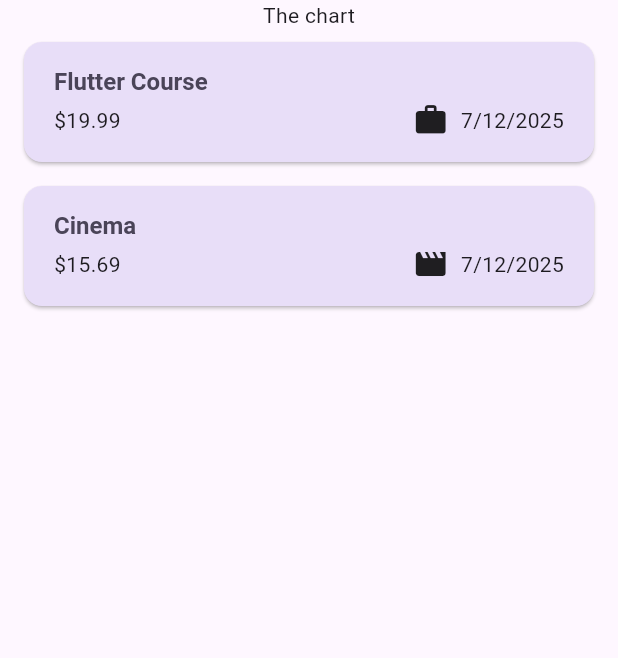
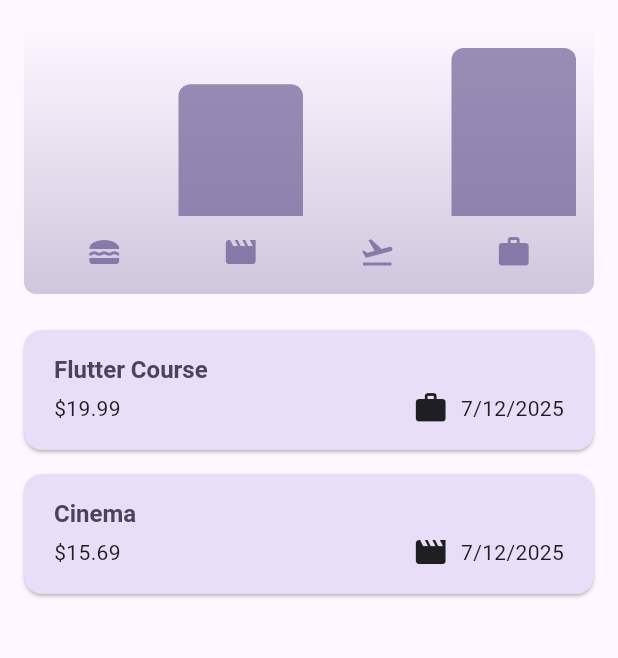
Before and after one commit to sweihmuller/Expense-Tracker, a Flutter app: the screen it shows after launch, on a phone screen of 412 x 824 dp, the part 84-742 px from its top. Run offline on Flutter 3.47's test engine with Material 3 defaults, Android fonts, the phone set to English and light mode, and no system bars.

Commit message:
Add Chart and ExpenseBucket classes for expense visualization and categorization

```diff
--- a/lib/models/expense.dart
+++ b/lib/models/expense.dart
@@ -33,3 +33,24 @@ class Expense {
     return formatter.format(date);
   }
 }
+
+class ExpenseBucket {
+  const ExpenseBucket({required this.category, required this.expenses});
+  final Category category;
+  final List<Expense> expenses;
+
+  ExpenseBucket.forCategory(List<Expense> allExpenses, this.category)
+    : expenses = allExpenses
+          .where((expense) => expense.category == category)
+          .toList();
+
+  double get totalExpenses {
+    double sum = 0;
+
+    for (final expense in expenses) {
+      sum += expense.amount;
+    }
+
+    return sum;
+  }
+}
--- /dev/null
+++ b/lib/widgets/chart/chart.dart
@@ -0,0 +1,91 @@
+import 'package:flutter/material.dart';
+
+import 'package:expense_tracker/widgets/chart/chart_bar.dart';
+import 'package:expense_tracker/models/expense.dart';
+
+class Chart extends StatelessWidget {
+  const Chart({super.key, required this.expenses});
+
+  final List<Expense> expenses;
+
+  List<ExpenseBucket> get buckets {
+    return [
+      ExpenseBucket.forCategory(expenses, Category.food),
+      ExpenseBucket.forCategory(expenses, Category.leisure),
+      ExpenseBucket.forCategory(expenses, Category.travel),
+      ExpenseBucket.forCategory(expenses, Category.work),
+    ];
+  }
+
+  double get maxTotalExpense {
+    double maxTotalExpense = 0;
+
+    for (final bucket in buckets) {
+      if (bucket.totalExpenses > maxTotalExpense) {
+        maxTotalExpense = bucket.totalExpenses;
+      }
+    }
+
+    return maxTotalExpense;
+  }
+
+  @override
+  Widget build(BuildContext context) {
+    final isDarkMode =
+        MediaQuery.of(context).platformBrightness == Brightness.dark;
+    return Container(
+      margin: const EdgeInsets.all(16),
+      padding: const EdgeInsets.symmetric(vertical: 16, horizontal: 8),
+      width: double.infinity,
+      height: 180,
+      decoration: BoxDecoration(
+        borderRadius: BorderRadius.circular(8),
+        gradient: LinearGradient(
+          colors: [
+            Theme.of(context).colorScheme.primary.withValues(alpha: 0.3),
+            Theme.of(context).colorScheme.primary.withValues(alpha: 0.0),
+          ],
+          begin: Alignment.bottomCenter,
+          end: Alignment.topCenter,
+        ),
+      ),
+      child: Column(
+        children: [
+          Expanded(
+            child: Row(
+              crossAxisAlignment: CrossAxisAlignment.end,
+              children: [
+                for (final bucket in buckets) // alternative to map()
+                  ChartBar(
+                    fill: bucket.totalExpenses == 0
+                        ? 0
+                        : bucket.totalExpenses / maxTotalExpense,
+                  ),
+              ],
+            ),
+          ),
+          const SizedBox(height: 12),
+          Row(
+            children: buckets
+                .map(
+                  (bucket) => Expanded(
+                    child: Padding(
+                      padding: const EdgeInsets.symmetric(horizontal: 4),
+                      child: Icon(
+                        categoryIcons[bucket.category],
+                        color: isDarkMode
+                            ? Theme.of(context).colorScheme.secondary
+                            : Theme.of(
+                                context,
+                              ).colorScheme.primary.withOpacity(0.7),
+                      ),
+                    ),
+                  ),
+                )
+                .toList(),
+          ),
+        ],
+      ),
+    );
+  }
+}
--- /dev/null
+++ b/lib/widgets/chart/chart_bar.dart
@@ -0,0 +1,34 @@
+import 'package:flutter/material.dart';
+
+class ChartBar extends StatelessWidget {
+  const ChartBar({super.key, required this.fill});
+
+  final double fill;
+
+  @override
+  Widget build(BuildContext context) {
+    final isDarkMode =
+        MediaQuery.of(context).platformBrightness == Brightness.dark;
+    return Expanded(
+      child: Padding(
+        padding: const EdgeInsets.symmetric(horizontal: 4),
+        child: FractionallySizedBox(
+          heightFactor: fill,
+          child: DecoratedBox(
+            decoration: BoxDecoration(
+              shape: BoxShape.rectangle,
+              borderRadius: const BorderRadius.vertical(
+                top: Radius.circular(8),
+              ),
+              color: isDarkMode
+                  ? Theme.of(context).colorScheme.secondary
+                  : Theme.of(
+                      context,
+                    ).colorScheme.primary.withValues(alpha: 0.65),
+            ),
+          ),
+        ),
+      ),
+    );
+  }
+}
--- a/lib/widgets/expenses.dart
+++ b/lib/widgets/expenses.dart
@@ -1,3 +1,4 @@
+import 'package:expense_tracker/widgets/chart/chart.dart';
 import 'package:expense_tracker/widgets/expenses_list/expenses_list.dart';
 import 'package:expense_tracker/widgets/new_expense.dart';
 import 'package:flutter/material.dart';
@@ -89,7 +90,7 @@ class _ExpenseState extends State<Expenses> {
       ),
       body: Column(
         children: [
-          const Text('The chart'),
+          Chart(expenses: _registeredExpenses),
           Expanded(child: mainContent),
         ],
       ),
```
